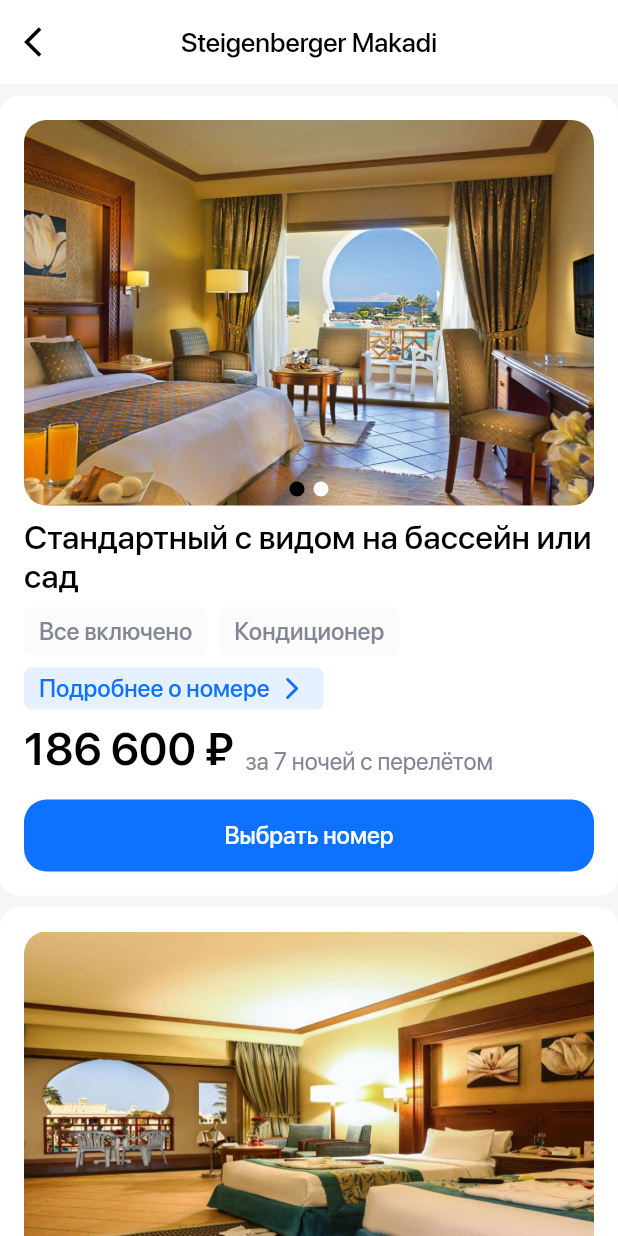
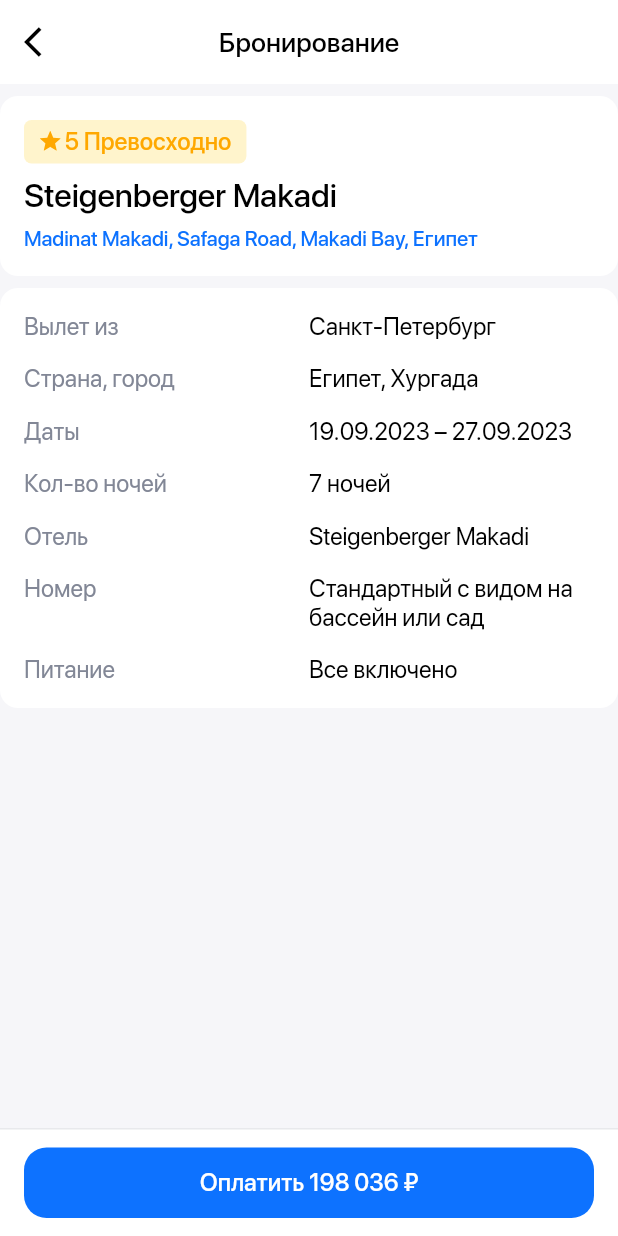
Before and after one commit to dimalepel/hotel_test_app, a Flutter app: the RoomScreen screen opened directly, scrolled down 322 dp, after a tap on "Выбрать номер", on a phone screen of 412 x 824 dp. Run offline on Flutter 3.47's test engine with Material 2 defaults, Android fonts, the phone set to English and light mode, and no system bars; drawn by our look-alikes of banner_carousel; our stand-ins replace flutter_svg.

Commit message:
feat: add booking feature

```diff
--- /dev/null
+++ b/lib/screens/booking_screen.dart
@@ -0,0 +1,337 @@
+import 'package:flutter/material.dart';
+import 'package:flutter_svg/svg.dart';
+import 'package:hotel_test_app/screens/room_screen.dart';
+
+import '../themes/app_colors.dart';
+import '../widgets/accent_button.dart';
+
+class BookingScreen extends StatelessWidget {
+  const BookingScreen({super.key});
+
+  @override
+  Widget build(BuildContext context) {
+    return Scaffold(
+      backgroundColor: AppColors.greyAlt,
+      appBar: AppBar(
+        leading: IconButton(
+          icon: const Icon(Icons.arrow_back_ios),
+          color: AppColors.black,
+          onPressed: () => Navigator.of(context).pop(),
+        ),
+        title: Text(
+          'Бронирование',
+          style: TextStyle(
+              fontSize: 18,
+              fontFamily: 'San Francisco',
+              fontWeight: FontWeight.w500,
+              color: AppColors.black
+          ),
+        ),
+        centerTitle: true,
+        elevation: 0,
+        backgroundColor: AppColors.white,
+      ),
+      body: SingleChildScrollView(
+        child: Column(
+          mainAxisAlignment: MainAxisAlignment.start,
+          crossAxisAlignment: CrossAxisAlignment.stretch,
+          children: [
+            SizedBox(height: 8,),
+            Container(
+              padding: const EdgeInsets.all(16),
+              decoration: BoxDecoration(
+                borderRadius: BorderRadius.circular(12),
+                color: AppColors.white,
+              ),
+              margin: EdgeInsets.only(bottom: 8),
+              child: Column(
+                crossAxisAlignment: CrossAxisAlignment.start,
+                children: [
+                  Container(
+                    padding: EdgeInsets.symmetric(
+                      vertical: 5,
+                      horizontal: 10,
+                    ),
+                    decoration: BoxDecoration(
+                      borderRadius: BorderRadius.circular(5),
+                      color: AppColors.orange20,
+                    ),
+                    child: Row(
+                      mainAxisSize: MainAxisSize.min,
+                      children: [
+                        SvgPicture.asset(
+                          'assets/images/svgs/icon_star.svg',
+                          width: 15,
+                          height: 15,
+                        ),
+                        SizedBox(width: 2,),
+                        Text(
+                          '5 Превосходно',
+                          style: TextStyle(
+                              fontFamily: 'San Francisco',
+                              fontSize: 16,
+                              fontWeight: FontWeight.w500,
+                              color: AppColors.orange
+                          ),
+                        ),
+                      ],
+                    ),
+                  ),
+                  SizedBox(height: 8,),
+                  Text(
+                    'Steigenberger Makadi',
+                    style: TextStyle(
+                        fontFamily: 'San Francisco',
+                        fontSize: 22,
+                        fontWeight: FontWeight.w500,
+                        color: AppColors.black
+                    ),
+                  ),
+                  SizedBox(height: 8,),
+                  TextButton(
+                    onPressed: () {},
+                    style: TextButton.styleFrom(
+                        padding: EdgeInsets.zero,
+                        tapTargetSize: MaterialTapTargetSize.shrinkWrap,
+                        minimumSize: Size(0, 0)
+                    ),
+                    child: Text(
+                      'Madinat Makadi, Safaga Road, Makadi Bay, Египет',
+                      style: TextStyle(
+                          fontFamily: 'San Francisco',
+                          fontSize: 14,
+                          fontWeight: FontWeight.w500,
+                          color: AppColors.blue
+                      ),
+                    ),
+                  ),
+                ],
+              ),
+            ),
+            Container(
+              padding: const EdgeInsets.all(16),
+              decoration: BoxDecoration(
+                borderRadius: BorderRadius.circular(12),
+                color: AppColors.white,
+              ),
+              margin: EdgeInsets.only(bottom: 8),
+              child: Table(
+                defaultVerticalAlignment: TableCellVerticalAlignment.top,
+                children: [
+                  TableRow(
+                    children: [
+                      Text(
+                        'Вылет из',
+                        style: TextStyle(
+                          fontFamily: 'San Francisco',
+                          fontSize: 16,
+                          fontWeight: FontWeight.w400,
+                          color: AppColors.greyDark
+                        ),
+                      ),
+                      Text(
+                        'Санкт-Петербург',
+                        style: TextStyle(
+                            fontFamily: 'San Francisco',
+                            fontSize: 16,
+                            fontWeight: FontWeight.w400,
+                            color: AppColors.black
+                        ),
+                      ),
+                    ]
+                  ),
+                  TableRow(
+                    children: [
+                      SizedBox(height: 16,),
+                      SizedBox(height: 16,),
+                    ]
+                  ),
+                  TableRow(
+                      children: [
+                        Text(
+                          'Страна, город',
+                          style: TextStyle(
+                              fontFamily: 'San Francisco',
+                              fontSize: 16,
+                              fontWeight: FontWeight.w400,
+                              color: AppColors.greyDark
+                          ),
+                        ),
+                        Text(
+                          'Египет, Хургада',
+                          style: TextStyle(
+                              fontFamily: 'San Francisco',
+                              fontSize: 16,
+                              fontWeight: FontWeight.w400,
+                              color: AppColors.black
+                          ),
+                        ),
+                      ]
+                  ),
+                  TableRow(
+                      children: [
+                        SizedBox(height: 16,),
+                        SizedBox(height: 16,),
+                      ]
+                  ),
+                  TableRow(
+                      children: [
+                        Text(
+                          'Даты',
+                          style: TextStyle(
+                              fontFamily: 'San Francisco',
+                              fontSize: 16,
+                              fontWeight: FontWeight.w400,
+                              color: AppColors.greyDark
+                          ),
+                        ),
+                        Text(
+                          '19.09.2023 – 27.09.2023',
+                          style: TextStyle(
+                              fontFamily: 'San Francisco',
+                              fontSize: 16,
+                              fontWeight: FontWeight.w400,
+                              color: AppColors.black
+                          ),
+                        ),
+                      ]
+                  ),
+                  TableRow(
+                      children: [
+                        SizedBox(height: 16,),
+                        SizedBox(height: 16,),
+                      ]
+                  ),
+                  TableRow(
+                      children: [
+                        Text(
+                          'Кол-во ночей',
+                          style: TextStyle(
+                              fontFamily: 'San Francisco',
+                              fontSize: 16,
+                              fontWeight: FontWeight.w400,
+                              color: AppColors.greyDark
+                          ),
+                        ),
+                        Text(
+                          '7 ночей',
+                          style: TextStyle(
+                              fontFamily: 'San Francisco',
+                              fontSize: 16,
+                              fontWeight: FontWeight.w400,
+                              color: AppColors.black
+                          ),
+                        ),
+                      ]
+                  ),
+                  TableRow(
+                      children: [
+                        SizedBox(height: 16,),
+                        SizedBox(height: 16,),
+                      ]
+                  ),
+                  TableRow(
+                      children: [
+                        Text(
+                          'Отель',
+                          style: TextStyle(
+                              fontFamily: 'San Francisco',
+                              fontSize: 16,
+                              fontWeight: FontWeight.w400,
+                              color: AppColors.greyDark
+                          ),
+                        ),
+                        Text(
+                          'Steigenberger Makadi',
+                          style: TextStyle(
+                              fontFamily: 'San Francisco',
+                              fontSize: 16,
+                              fontWeight: FontWeight.w400,
+                              color: AppColors.black
+                          ),
+                        ),
+                      ]
+                  ),
+                  TableRow(
+                      children: [
+                        SizedBox(height: 16,),
+                        SizedBox(height: 16,),
+                      ]
+                  ),
+                  TableRow(
+                      children: [
+                        Text(
+                          'Номер',
+                          style: TextStyle(
+                              fontFamily: 'San Francisco',
+                              fontSize: 16,
+                              fontWeight: FontWeight.w400,
+                              color: AppColors.greyDark
+                          ),
+                        ),
+                        Text(
+                          'Стандартный с видом на бассейн или сад',
+                          style: TextStyle(
+                              fontFamily: 'San Francisco',
+                              fontSize: 16,
+                              fontWeight: FontWeight.w400,
+                              color: AppColors.black
+                          ),
+                        ),
+                      ]
+                  ),
+                  TableRow(
+                      children: [
+                        SizedBox(height: 16,),
+                        SizedBox(height: 16,),
+                      ]
+                  ),
+                  TableRow(
+                      children: [
+                        Text(
+                          'Питание',
+                          style: TextStyle(
+                              fontFamily: 'San Francisco',
+                              fontSize: 16,
+                              fontWeight: FontWeight.w400,
+                              color: AppColors.greyDark
+                          ),
+                        ),
+                        Text(
+                          'Все включено',
+                          style: TextStyle(
+                              fontFamily: 'San Francisco',
+                              fontSize: 16,
+                              fontWeight: FontWeight.w400,
+                              color: AppColors.black
+                          ),
+                        ),
+                      ]
+                  ),
+                ],
+              )
+            ),
+          ],
+        ),
+      ),
+      bottomNavigationBar: Container(
+        height: 72,
+        padding: EdgeInsets.symmetric(vertical: 12, horizontal: 16),
+        decoration: BoxDecoration(
+            color: AppColors.white,
+            border: Border(
+                top: BorderSide(
+                    color: AppColors.greyLight,
+                    width: 1
+                )
+            )
+        ),
+        child: AccentButton(
+          label: 'Оплатить 198 036 ₽',
+          onTap: () => Navigator.push(context, MaterialPageRoute(builder: (context) => const RoomScreen()),
+          ),
+        ),
+      ),
+    );
+  }
+}
--- a/lib/screens/home_screen.dart
+++ b/lib/screens/home_screen.dart
@@ -5,6 +5,7 @@
 import 'package:hotel_test_app/widgets/chip_item.dart';
 
 import '../themes/app_colors.dart';
+import '../widgets/accent_button.dart';
 import '../widgets/slide_card.dart';
 
 class HomeScreen extends StatelessWidget {
@@ -363,27 +364,9 @@
             )
           )
         ),
-        child: InkWell(
-          onTap: () {
-            Navigator.push(context, MaterialPageRoute(builder: (context) => RoomScreen()));
-          },
-          child: Container(
-            decoration: BoxDecoration(
-              borderRadius: BorderRadius.circular(15),
-              color: AppColors.blue
-            ),
-            height: 48,
-            child: Center(
-              child: Text(
-                'К выбору номера',
-                style: TextStyle(
-                  fontFamily: 'San Francisco',
-                  fontSize: 16,
-                  fontWeight: FontWeight.w500,
-                  color: AppColors.white
-                ),
-              ),
-            ),
+        child: AccentButton(
+            label: 'К выбору номера',
+            onTap: () => Navigator.push(context, MaterialPageRoute(builder: (context) => const RoomScreen()),
           ),
         ),
       ),
--- a/lib/screens/room_screen.dart
+++ b/lib/screens/room_screen.dart
@@ -1,8 +1,10 @@
 import 'package:banner_carousel/banner_carousel.dart';
 import 'package:flutter/material.dart';
 import 'package:flutter_svg/svg.dart';
+import 'package:hotel_test_app/screens/booking_screen.dart';
 
 import '../themes/app_colors.dart';
+import '../widgets/accent_button.dart';
 import '../widgets/chip_item.dart';
 import '../widgets/slide_card.dart';
 
@@ -142,28 +144,9 @@
                     ],
                   ),
                   SizedBox(height: 16,),
-                  InkWell(
-                    onTap: () {
-                      Navigator.push(context, MaterialPageRoute(builder: (context) => RoomScreen()));
-                    },
-                    child: Container(
-                      decoration: BoxDecoration(
-                          borderRadius: BorderRadius.circular(15),
-                          color: AppColors.blue
-                      ),
-                      height: 48,
-                      child: Center(
-                        child: Text(
-                          'Выбрать номер',
-                          style: TextStyle(
-                              fontFamily: 'San Francisco',
-                              fontSize: 16,
-                              fontWeight: FontWeight.w500,
-                              color: AppColors.white
-                          ),
-                        ),
-                      ),
-                    ),
+                  AccentButton(
+                    label: 'Выбрать номер',
+                    onTap: () => Navigator.push(context, MaterialPageRoute(builder: (context) => BookingScreen())),
                   ),
                 ],
               ),
@@ -274,28 +257,9 @@
                     ],
                   ),
                   SizedBox(height: 16,),
-                  InkWell(
-                    onTap: () {
-                      Navigator.push(context, MaterialPageRoute(builder: (context) => RoomScreen()));
-                    },
-                    child: Container(
-                      decoration: BoxDecoration(
-                          borderRadius: BorderRadius.circular(15),
-                          color: AppColors.blue
-                      ),
-                      height: 48,
-                      child: Center(
-                        child: Text(
-                          'Выбрать номер',
-                          style: TextStyle(
-                              fontFamily: 'San Francisco',
-                              fontSize: 16,
-                              fontWeight: FontWeight.w500,
-                              color: AppColors.white
-                          ),
-                        ),
-                      ),
-                    ),
+                  AccentButton(
+                    label: 'Выбрать номер',
+                    onTap: () => Navigator.push(context, MaterialPageRoute(builder: (context) => BookingScreen())),
                   ),
                 ],
               ),
--- /dev/null
+++ b/lib/widgets/accent_button.dart
@@ -0,0 +1,35 @@
+import 'package:flutter/material.dart';
+
+import '../themes/app_colors.dart';
+
+class AccentButton extends StatelessWidget {
+  final String label;
+  final Function() onTap;
+
+  const AccentButton({super.key, required this.label, required this.onTap});
+
+  @override
+  Widget build(BuildContext context) {
+    return InkWell(
+      onTap: onTap,
+      child: Container(
+        decoration: BoxDecoration(
+            borderRadius: BorderRadius.circular(15),
+            color: AppColors.blue
+        ),
+        height: 48,
+        child: Center(
+          child: Text(
+            label,
+            style: TextStyle(
+                fontFamily: 'San Francisco',
+                fontSize: 16,
+                fontWeight: FontWeight.w500,
+                color: AppColors.white
+            ),
+          ),
+        ),
+      ),
+    );
+  }
+}
```
